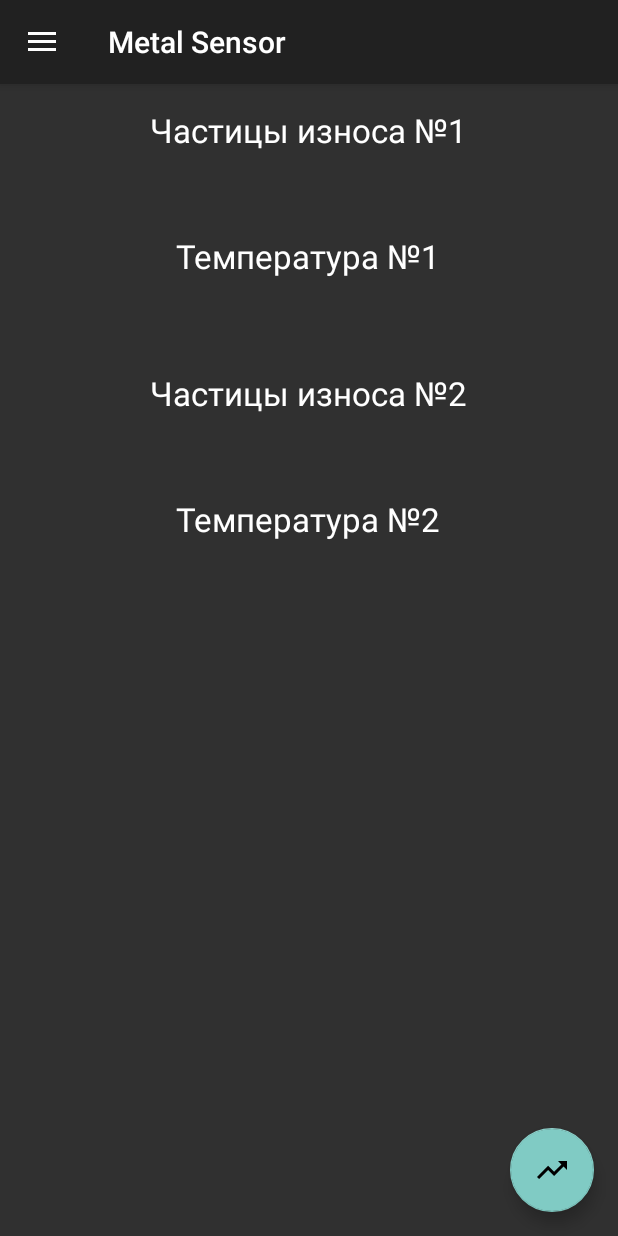
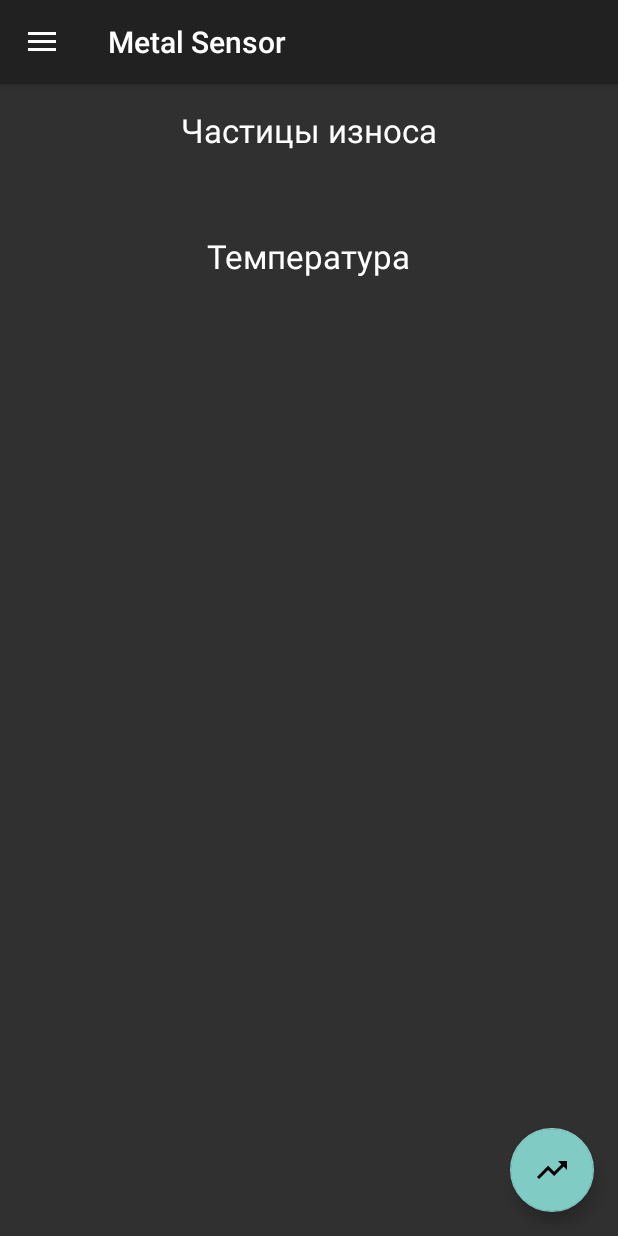
Before and after one commit to TazmanOne/MetalSensor_again, an Android app: the Work screen opened directly, with no data from a screen before it, on a phone screen of 412 x 824 dp. Run offline under Robolectric (Android 15) with nearby library versions, the phone set to English and light mode, and no system bars.

Commit message:
2sens in One app

```diff
--- a/app/src/main/res/layout/content_work.xml
+++ b/app/src/main/res/layout/content_work.xml
@@ -9,7 +9,7 @@
     android:paddingRight="@dimen/activity_horizontal_margin"
     android:paddingTop="@dimen/activity_vertical_margin"
     app:layout_behavior="@string/appbar_scrolling_view_behavior"
-    tools:context="ru.ipmavlutov.metalsensor.Activities.Work"
+    tools:context="ru.ipmavlutov.metalsensor_2sensors.Activities.Work"
     tools:showIn="@layout/app_bar_work">
 
     <RelativeLayout
@@ -192,7 +192,8 @@
         android:layout_height="wrap_content"
         android:layout_below="@+id/RL_First_Sensor"
         android:layout_alignParentBottom="false"
-        android:id="@+id/RL_Second_Sensor">
+        android:id="@+id/RL_Second_Sensor"
+        android:visibility="gone">
 
         <RelativeLayout
             android:id="@+id/relativeLayout_Signal_2"
--- a/app/src/main/res/values/strings.xml
+++ b/app/src/main/res/values/strings.xml
@@ -31,9 +31,9 @@
     <!--
     First Sensor
     -->
-    <string name="temperature_text1">Температура №1</string>
+    <string name="temperature_text1">Температура</string>
     <string name="temperature_value1" />
-    <string name="signal_text1">Частицы износа №1</string>
+    <string name="signal_text1">Частицы износа</string>
     <string name="signal_value1" />
     <string name="super_signal_text1">Усиленный сигнал №1</string>
     <string name="super_signal_value1"> </string>
```
Also changed, not shown: app/src/main/java/ru/ipmavlutov/metalsensor/BluetoothResponseHandler.java (+17 -13 lines).
